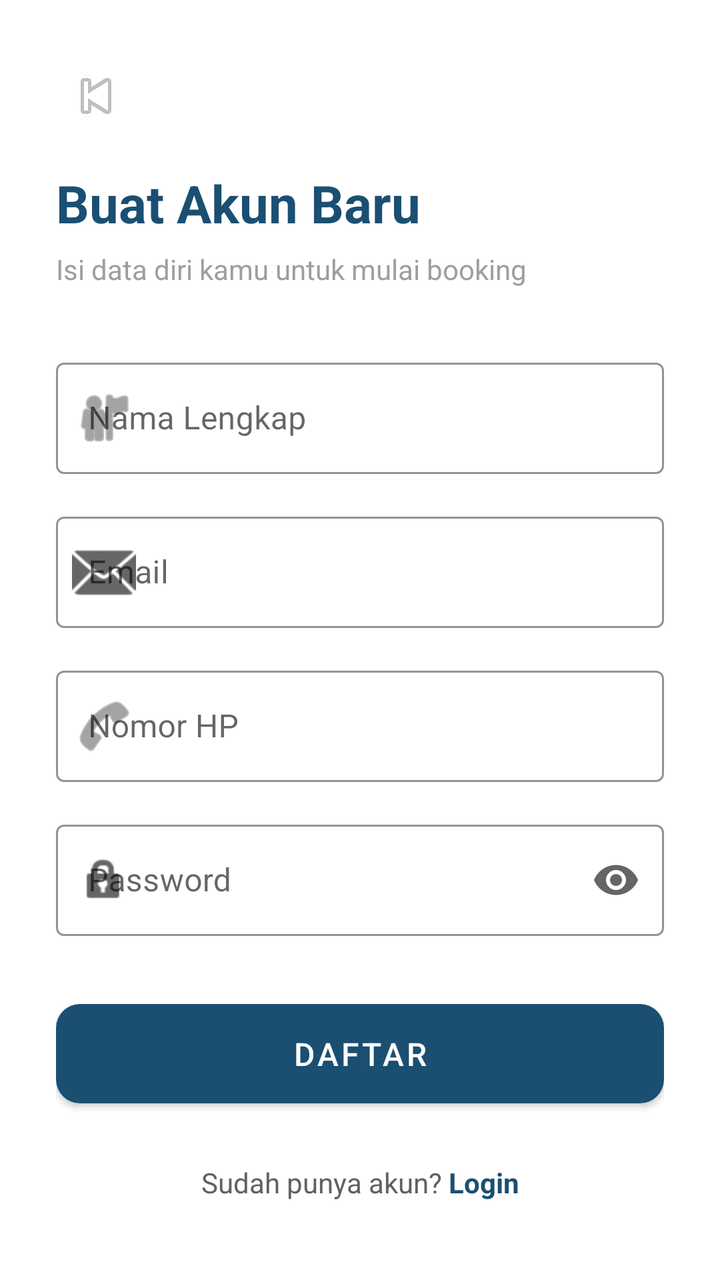
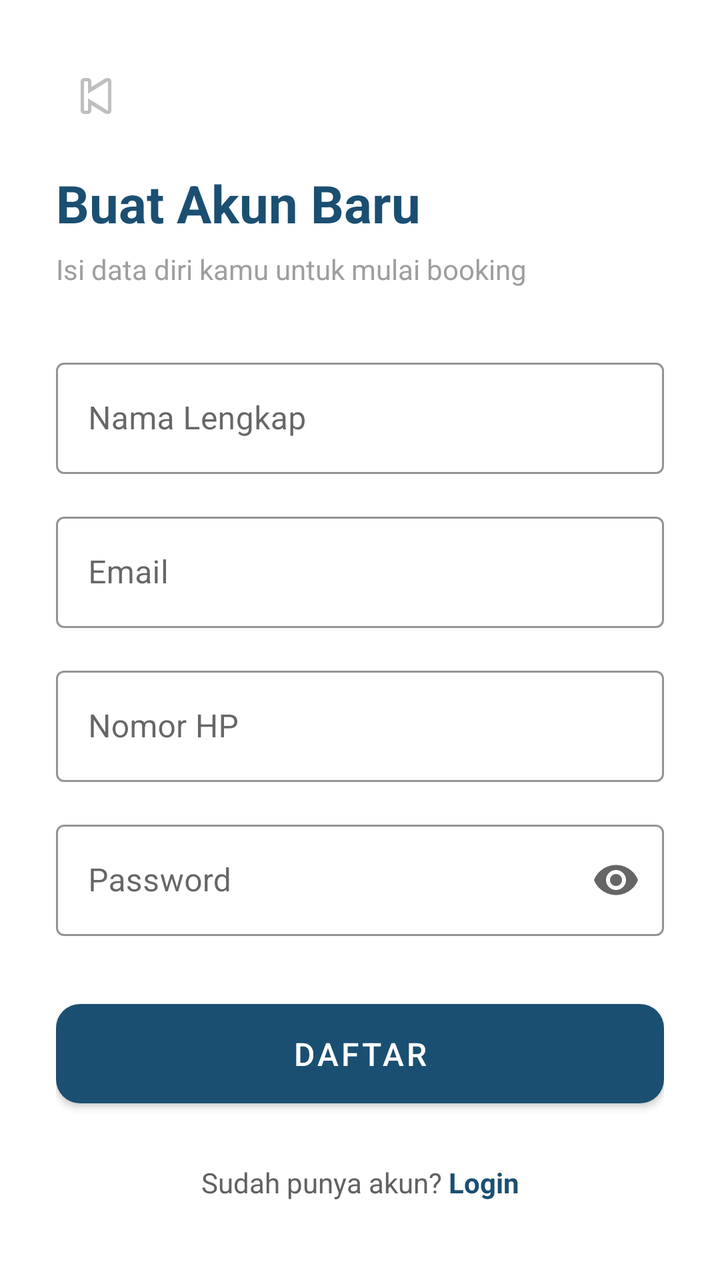

Before-and-after screenshots of an Android layout around one commit, followed by the original layout XML and the change that was made.
<!-- AndroidManifest.xml: activity theme Theme.Booking.NoActionBar -->
<!-- res/layout/activity_register.xml -->
<?xml version="1.0" encoding="utf-8"?>
<ScrollView
    xmlns:android="http://schemas.android.com/apk/res/android"
    xmlns:app="http://schemas.android.com/apk/res-auto"
    android:layout_width="match_parent"
    android:layout_height="match_parent"
    android:background="@color/white"
    android:fillViewport="true">

    <androidx.constraintlayout.widget.ConstraintLayout
        android:layout_width="match_parent"
        android:layout_height="wrap_content"
        android:padding="28dp">

        
        <ImageButton
            android:id="@+id/btnBack"
            android:layout_width="40dp"
            android:layout_height="40dp"
            android:src="@android:drawable/ic_media_previous"
            android:background="?attr/selectableItemBackgroundBorderless"
            android:contentDescription="Kembali"
            app:layout_constraintStart_toStartOf="parent"
            app:layout_constraintTop_toTopOf="parent" />

        <TextView
            android:id="@+id/tvTitle"
            android:layout_width="wrap_content"
            android:layout_height="wrap_content"
            android:text="Buat Akun Baru"
            android:textSize="26sp"
            android:textStyle="bold"
            android:textColor="@color/primary"
            android:layout_marginTop="16dp"
            app:layout_constraintStart_toStartOf="parent"
            app:layout_constraintTop_toBottomOf="@id/btnBack" />

        <TextView
            android:id="@+id/tvSubtitle"
            android:layout_width="wrap_content"
            android:layout_height="wrap_content"
            android:text="Isi data diri kamu untuk mulai booking"
            android:textSize="14sp"
            android:textColor="@color/gray"
            android:layout_marginTop="6dp"
            app:layout_constraintStart_toStartOf="parent"
            app:layout_constraintTop_toBottomOf="@id/tvTitle" />

        
        <com.google.android.material.textfield.TextInputLayout
            android:id="@+id/tilName"
            style="@style/InputLayout"
            android:layout_width="match_parent"
            android:layout_height="wrap_content"
            android:hint="Nama Lengkap"
            android:layout_marginTop="32dp"
            app:startIconDrawable="@android:drawable/ic_menu_myplaces"
            app:layout_constraintTop_toBottomOf="@id/tvSubtitle"
            app:layout_constraintStart_toStartOf="parent"
            app:layout_constraintEnd_toEndOf="parent">
            <com.google.android.material.textfield.TextInputEditText
                android:id="@+id/etName"
                android:layout_width="match_parent"
                android:layout_height="wrap_content"
                android:inputType="textPersonName"
                android:imeOptions="actionNext" />
        </com.google.android.material.textfield.TextInputLayout>

        
        <com.google.android.material.textfield.TextInputLayout
            android:id="@+id/tilEmail"
            style="@style/InputLayout"
            android:layout_width="match_parent"
            android:layout_height="wrap_content"
            android:hint="Email"
            android:layout_marginTop="16dp"
            app:startIconDrawable="@android:drawable/ic_dialog_email"
            app:layout_constraintTop_toBottomOf="@id/tilName"
            app:layout_constraintStart_toStartOf="parent"
            app:layout_constraintEnd_toEndOf="parent">
            <com.google.android.material.textfield.TextInputEditText
                android:id="@+id/etEmail"
                android:layout_width="match_parent"
                android:layout_height="wrap_content"
                android:inputType="textEmailAddress"
                android:imeOptions="actionNext" />
        </com.google.android.material.textfield.TextInputLayout>

        
        <com.google.android.material.textfield.TextInputLayout
            android:id="@+id/tilPhone"
            style="@style/InputLayout"
            android:layout_width="match_parent"
            android:layout_height="wrap_content"
            android:hint="Nomor HP"
            android:layout_marginTop="16dp"
            app:startIconDrawable="@android:drawable/ic_menu_call"
            app:layout_constraintTop_toBottomOf="@id/tilEmail"
            app:layout_constraintStart_toStartOf="parent"
            app:layout_constraintEnd_toEndOf="parent">
            <com.google.android.material.textfield.TextInputEditText
                android:id="@+id/etPhone"
                android:layout_width="match_parent"
                android:layout_height="wrap_content"
                android:inputType="phone"
                android:imeOptions="actionNext" />
        </com.google.android.material.textfield.TextInputLayout>

        
        <com.google.android.material.textfield.TextInputLayout
            android:id="@+id/tilPassword"
            style="@style/InputLayout"
            android:layout_width="match_parent"
            android:layout_height="wrap_content"
            android:hint="Password"
            android:layout_marginTop="16dp"
            app:startIconDrawable="@android:drawable/ic_lock_idle_lock"
            app:endIconMode="password_toggle"
            app:layout_constraintTop_toBottomOf="@id/tilPhone"
            app:layout_constraintStart_toStartOf="parent"
            app:layout_constraintEnd_toEndOf="parent">
            <com.google.android.material.textfield.TextInputEditText
                android:id="@+id/etPassword"
                android:layout_width="match_parent"
                android:layout_height="wrap_content"
                android:inputType="textPassword"
                android:imeOptions="actionDone" />
        </com.google.android.material.textfield.TextInputLayout>

        
        <com.google.android.material.button.MaterialButton
            android:id="@+id/btnRegister"
            style="@style/ButtonPrimary"
            android:layout_width="match_parent"
            android:layout_height="wrap_content"
            android:text="Daftar"
            android:layout_marginTop="28dp"
            app:layout_constraintTop_toBottomOf="@id/tilPassword"
            app:layout_constraintStart_toStartOf="parent"
            app:layout_constraintEnd_toEndOf="parent" />

        <ProgressBar
            android:id="@+id/progressBar"
            android:layout_width="wrap_content"
            android:layout_height="wrap_content"
            android:visibility="gone"
            android:layout_marginTop="16dp"
            app:layout_constraintTop_toBottomOf="@id/btnRegister"
            app:layout_constraintStart_toStartOf="parent"
            app:layout_constraintEnd_toEndOf="parent" />

        
        <LinearLayout
            android:layout_width="wrap_content"
            android:layout_height="wrap_content"
            android:orientation="horizontal"
            android:layout_marginTop="24dp"
            app:layout_constraintTop_toBottomOf="@id/progressBar"
            app:layout_constraintStart_toStartOf="parent"
            app:layout_constraintEnd_toEndOf="parent">
            <TextView
                android:layout_width="wrap_content"
                android:layout_height="wrap_content"
                android:text="Sudah punya akun? "
                android:textColor="@color/gray_dark"
                android:textSize="14sp" />
            <TextView
                android:id="@+id/tvLogin"
                android:layout_width="wrap_content"
                android:layout_height="wrap_content"
                android:text="Login"
                android:textColor="@color/primary"
                android:textStyle="bold"
                android:textSize="14sp" />
        </LinearLayout>

    </androidx.constraintlayout.widget.ConstraintLayout>
</ScrollView>
<!-- resources referenced by this layout -->
<resources>
  <color name="gray">#9E9E9E</color>
  <color name="gray_dark">#616161</color>
  <color name="primary">#1B4F72</color>
  <color name="white">#FFFFFF</color>
  <style name="ButtonPrimary" parent="Widget.MaterialComponents.Button">
          <item name="backgroundTint">@color/primary</item>
          <item name="android:textColor">@color/white</item>
          <item name="android:textSize">16sp</item>
          <item name="cornerRadius">12dp</item>
          <item name="android:paddingTop">14dp</item>
          <item name="android:paddingBottom">14dp</item>
      </style>
  <style name="InputLayout" parent="Widget.MaterialComponents.TextInputLayout.OutlinedBox">
          <item name="boxStrokeColor">@color/primary</item>
          <item name="hintTextColor">@color/primary</item>
      </style>
  <style name="Theme.Booking.NoActionBar" parent="Theme.Booking">
          <item name="windowActionBar">false</item>
          <item name="windowNoTitle">true</item>
      </style>
  <style name="Theme.Booking" parent="Theme.MaterialComponents.DayNight.NoActionBar">
          <item name="colorPrimary">@color/primary</item>
          <item name="colorPrimaryVariant">@color/primary_dark</item>
          <item name="colorOnPrimary">@color/white</item>
          <item name="colorSecondary">@color/accent</item>
          <item name="colorOnSecondary">@color/white</item>
          <item name="android:statusBarColor">@color/primary</item>
      </style>
  <color name="primary_dark">#154360</color>
  <color name="accent">#2ECC71</color>
</resources>

<!-- the commit's change to res/layout/activity_register.xml (unified diff, before → after) -->
@@ -54,7 +54,6 @@
             android:layout_height="wrap_content"
             android:hint="Nama Lengkap"
             android:layout_marginTop="32dp"
-            app:startIconDrawable="@android:drawable/ic_menu_myplaces"
             app:layout_constraintTop_toBottomOf="@id/tvSubtitle"
             app:layout_constraintStart_toStartOf="parent"
             app:layout_constraintEnd_toEndOf="parent">
@@ -74,7 +73,6 @@
             android:layout_height="wrap_content"
             android:hint="Email"
             android:layout_marginTop="16dp"
-            app:startIconDrawable="@android:drawable/ic_dialog_email"
             app:layout_constraintTop_toBottomOf="@id/tilName"
             app:layout_constraintStart_toStartOf="parent"
             app:layout_constraintEnd_toEndOf="parent">
@@ -94,7 +92,6 @@
             android:layout_height="wrap_content"
             android:hint="Nomor HP"
             android:layout_marginTop="16dp"
-            app:startIconDrawable="@android:drawable/ic_menu_call"
             app:layout_constraintTop_toBottomOf="@id/tilEmail"
             app:layout_constraintStart_toStartOf="parent"
             app:layout_constraintEnd_toEndOf="parent">
@@ -114,7 +111,6 @@
             android:layout_height="wrap_content"
             android:hint="Password"
             android:layout_marginTop="16dp"
-            app:startIconDrawable="@android:drawable/ic_lock_idle_lock"
             app:endIconMode="password_toggle"
             app:layout_constraintTop_toBottomOf="@id/tilPhone"
             app:layout_constraintStart_toStartOf="parent"
